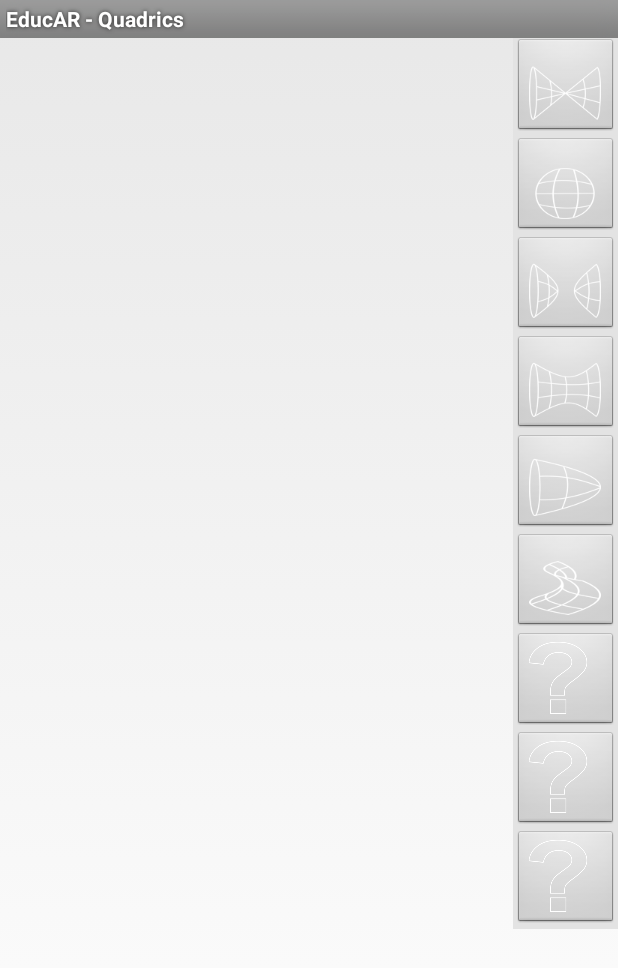
After one commit to AVRGroup/EducAR-Quadrics, an Android app: the layout primeiro.xml on its own in the app's theme, with its tools: preview values and no code run, on a phone screen of 412 x 824 dp. The commit adds this screen. Shown: the top 968 px of the screen. Run offline under Robolectric (Android 15) with nearby library versions, the phone set to English and light mode, and no system bars; network calls fail.

Commit message:
Mudança no layout da aplicação

```diff
--- a/app/src/main/java/edu/dhbw/andar/AndARActivity.java
+++ b/app/src/main/java/edu/dhbw/andar/AndARActivity.java
@@ -19,19 +19,10 @@
  */
 package edu.dhbw.andar;
 
-import java.io.FileNotFoundException;
-import java.io.FileOutputStream;
 import java.io.IOException;
 import java.lang.Thread.UncaughtExceptionHandler;
-import java.util.Date;
-import java.util.List;
-
-
-import edu.dhbw.andar.exceptions.AndARException;
 import edu.dhbw.andar.exceptions.AndARRuntimeException;
 import edu.dhbw.andar.interfaces.OpenGLRenderer;
-import edu.dhbw.andar.pub.CustomActivity;
-import edu.dhbw.andar.util.GraphicsUtil;
 import edu.dhbw.andar.util.IO;
 import getcomp.educar.quadrics.R;
 
@@ -42,14 +33,8 @@ import android.content.pm.ActivityInfo;
 import android.content.pm.ConfigurationInfo;
 import android.content.res.Resources;
 import android.graphics.Bitmap;
-import android.graphics.PixelFormat;
-import android.graphics.Bitmap.CompressFormat;
 import android.hardware.Camera;
-import android.hardware.Camera.Parameters;
-import android.hardware.Camera.Size;
 import android.opengl.GLSurfaceView;
-import android.os.AsyncTask;
-import android.os.Build;
 import android.os.Bundle;
 import android.os.Debug;
 import android.view.SurfaceHolder;
@@ -59,7 +44,7 @@ import android.view.Window;
 import android.view.WindowManager;
 import android.view.SurfaceHolder.Callback;
 import android.widget.FrameLayout;
-import android.widget.Toast;
+
 
 public abstract class AndARActivity extends Activity implements Callback, UncaughtExceptionHandler{
 	private GLSurfaceView glSurfaceView;
@@ -76,6 +61,7 @@ public abstract class AndARActivity extends Activity implements Callback, Uncaug
 	private boolean startPreviewRightAway;
 	private boolean gles20 = false;
 
+
 	public AndARActivity() {
 		startPreviewRightAway = true;
 	}
@@ -89,12 +75,15 @@ public abstract class AndARActivity extends Activity implements Callback, Uncaug
     @Override
     public void onCreate(Bundle savedInstanceState) {
         super.onCreate(savedInstanceState);
+
         Thread.currentThread().setUncaughtExceptionHandler(this);
         res = getResources();
 
         artoolkit = new ARToolkit(res, getFilesDir());
         setFullscreen();
         disableScreenTurnOff();
+
+
         //orientation is set via the manifest
         try {
 			IO.transferFilesToPrivateFS(getFilesDir(),res);
@@ -102,7 +91,10 @@ public abstract class AndARActivity extends Activity implements Callback, Uncaug
 			e.printStackTrace();
 			throw new AndARRuntimeException(e.getMessage());
 		}
-		FrameLayout frame = new FrameLayout(this);
+
+        setContentView(R.layout.primeiro);
+        FrameLayout frame = (FrameLayout)findViewById(R.id.frame_principal);
+
 		previewSurface = new Preview(this);
 
         glSurfaceView = new GLSurfaceView(this);
@@ -128,12 +120,10 @@ public abstract class AndARActivity extends Activity implements Callback, Uncaug
         frame.setOnClickListener(new View.OnClickListener() {
             @Override
             public void onClick(View v) {
-            	openOptionsMenu();
+                openOptionsMenu();
             }
         });
 
-
-        setContentView(frame);
         if(Config.DEBUG)
          	Debug.startMethodTracing("AndAR");
     }
@@ -266,6 +256,7 @@ public abstract class AndARActivity extends Activity implements Callback, Uncaug
     	if(mPausing || isFinishing()) return;
     	if (camStatus.previewing) stopPreview();
     	openCamera();
+        camera.setDisplayOrientation(90);
 		camera.startPreview();
 		camStatus.previewing = true;
     }
@@ -285,9 +276,7 @@ public abstract class AndARActivity extends Activity implements Callback, Uncaug
 	 * @see android.view.SurfaceHolder.Callback#surfaceChanged(android.view.SurfaceHolder, int, int, int)
 	 */
 
-	public void surfaceChanged(SurfaceHolder holder, int format, int width,
-			int height) {
-
+	public void surfaceChanged(SurfaceHolder holder, int format, int width, int height) {
 	}
 
 	/* The GLSurfaceView was created
@@ -296,7 +285,7 @@ public abstract class AndARActivity extends Activity implements Callback, Uncaug
 	 */
 
 	public void surfaceCreated(SurfaceHolder holder) {
-		surfaceCreated = true;
+        surfaceCreated = true;
 	}
 
 	/* GLSurfaceView was destroyed
--- a/app/src/main/java/edu/dhbw/andar/surfaces/HiperboloideDuasFolhas.java
+++ b/app/src/main/java/edu/dhbw/andar/surfaces/HiperboloideDuasFolhas.java
@@ -29,7 +29,7 @@ public class HiperboloideDuasFolhas extends SurfaceObject{
 	public final int numCoord = (slices+1)*(stacks+1)*3*6;
 	public final int numCoordWire = (slices+1)*(stacks+1)*3*8;
 
-	public final float A = 10.0f, B = 10.0f, C = 20.0f;
+	public final float A = 5.0f, B = 5.0f, C = 5.0f;
 
 	public HiperboloideDuasFolhas(String name, String patternName, double markerWidth, double[] markerCenter, AndARGLES20Renderer renderer) {
         super(name, patternName, markerWidth, markerCenter, renderer);
--- a/app/src/main/java/edu/dhbw/andar/surfaces/HiperboloideUmaFolha.java
+++ b/app/src/main/java/edu/dhbw/andar/surfaces/HiperboloideUmaFolha.java
@@ -30,8 +30,8 @@ public class HiperboloideUmaFolha extends SurfaceObject{
 	public final int numCoordWire = slices*(stacks+1)*3*8;
 
 	public final float A = 10.0f;
-	public final float B = 20.0f;
-	public final float C = 30.0f;
+	public final float B = 10.0f;
+	public final float C = 10.0f;
 	public final float Xo = 0.0f;
 	public final float Yo = 0.0f;
 	public final float Zo = 0.0f;
--- a/app/src/main/java/edu/dhbw/andar/surfaces/ParaboloideHiperbolico.java
+++ b/app/src/main/java/edu/dhbw/andar/surfaces/ParaboloideHiperbolico.java
@@ -22,7 +22,7 @@ public class ParaboloideHiperbolico extends SurfaceObject{
 	public final int numCoord = slices*stacks*18;
 	public final int numCoordWire = slices*stacks*3*8;
 
-	public final float A = 10.0f, B = 10.0f;
+	public final float A = 8.0f, B = 8.0f;
 
 	public final float passoU = (float) ((8.0f)/slices);
 	public final float passoV = (float) ((8.0f)/stacks);
--- /dev/null
+++ b/app/src/main/res/layout/primeiro.xml
@@ -0,0 +1,86 @@
+<?xml version="1.0" encoding="utf-8"?>
+<LinearLayout xmlns:android="http://schemas.android.com/apk/res/android"
+    android:layout_width="match_parent"
+    android:layout_height="match_parent"
+    android:id="@+id/prmeirolayout">
+
+    <FrameLayout
+        android:layout_width="match_parent"
+        android:layout_height="match_parent"
+        android:id="@+id/frame_principal"
+        android:layout_weight="1"
+        android:layout_gravity="top">
+
+    </FrameLayout>
+
+    <ScrollView
+        android:layout_width="wrap_content"
+        android:layout_height="wrap_content"
+        android:id="@+id/scrollView2" >
+
+        <LinearLayout
+            android:orientation="vertical"
+            android:layout_width="wrap_content"
+            android:layout_height="wrap_content"
+            android:background="#ffe3e3e3">
+
+            <ImageButton
+                android:layout_width="fill_parent"
+                android:layout_height="fill_parent"
+                android:id="@+id/imageButton"
+                android:src="@drawable/cone"
+                android:layout_margin="0dp" />
+
+            <ImageButton
+                android:layout_width="wrap_content"
+                android:layout_height="wrap_content"
+                android:id="@+id/imageButton2"
+                android:src="@drawable/elipsoide"
+                android:layout_margin="0dp" />
+
+            <ImageButton
+                android:layout_width="wrap_content"
+                android:layout_height="wrap_content"
+                android:id="@+id/imageButton3"
+                android:src="@drawable/hiperb_duas" />
+
+            <ImageButton
+                android:layout_width="wrap_content"
+                android:layout_height="wrap_content"
+                android:id="@+id/imageButton4"
+                android:src="@drawable/hiperb_uma" />
+
+            <ImageButton
+                android:layout_width="wrap_content"
+                android:layout_height="wrap_content"
+                android:id="@+id/imageButton5"
+                android:src="@drawable/paraboloide" />
+
+            <ImageButton
+                android:layout_width="wrap_content"
+                android:layout_height="wrap_content"
+                android:id="@+id/imageButton6"
+                android:src="@drawable/parab_hip" />
+
+            <ImageButton
+                android:layout_width="wrap_content"
+                android:layout_height="wrap_content"
+                android:id="@+id/imageButton7"
+                android:src="@drawable/help" />
+
+            <ImageButton
+                android:layout_width="wrap_content"
+                android:layout_height="wrap_content"
+                android:id="@+id/imageButton8"
+                android:src="@drawable/help" />
+
+            <ImageButton
+                android:layout_width="wrap_content"
+                android:layout_height="wrap_content"
+                android:id="@+id/imageButton9"
+                android:src="@drawable/help" />
+
+        </LinearLayout>
+    </ScrollView>
+
+</LinearLayout>
--- a/app/src/main/res/layout/teste.xml
+++ /dev/null
@@ -1,13 +0,0 @@
-<?xml version="1.0" encoding="utf-8"?>
-<ScrollView xmlns:android="http://schemas.android.com/apk/res/android"
-    android:layout_width="match_parent"
-    android:layout_height="match_parent" >
-
-    <LinearLayout
-        android:layout_width="match_parent"
-        android:layout_height="match_parent"
-        android:orientation="vertical" >
-    </LinearLayout>
-
-
-</ScrollView>
```
Also changed, not shown: 1 other file.
